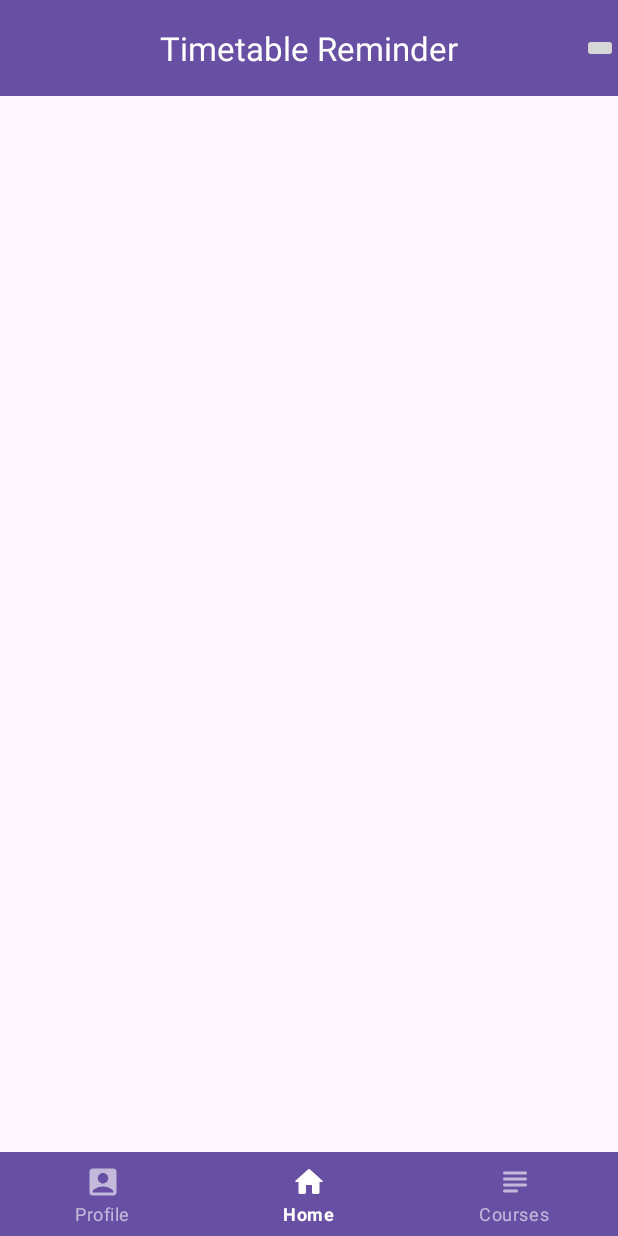
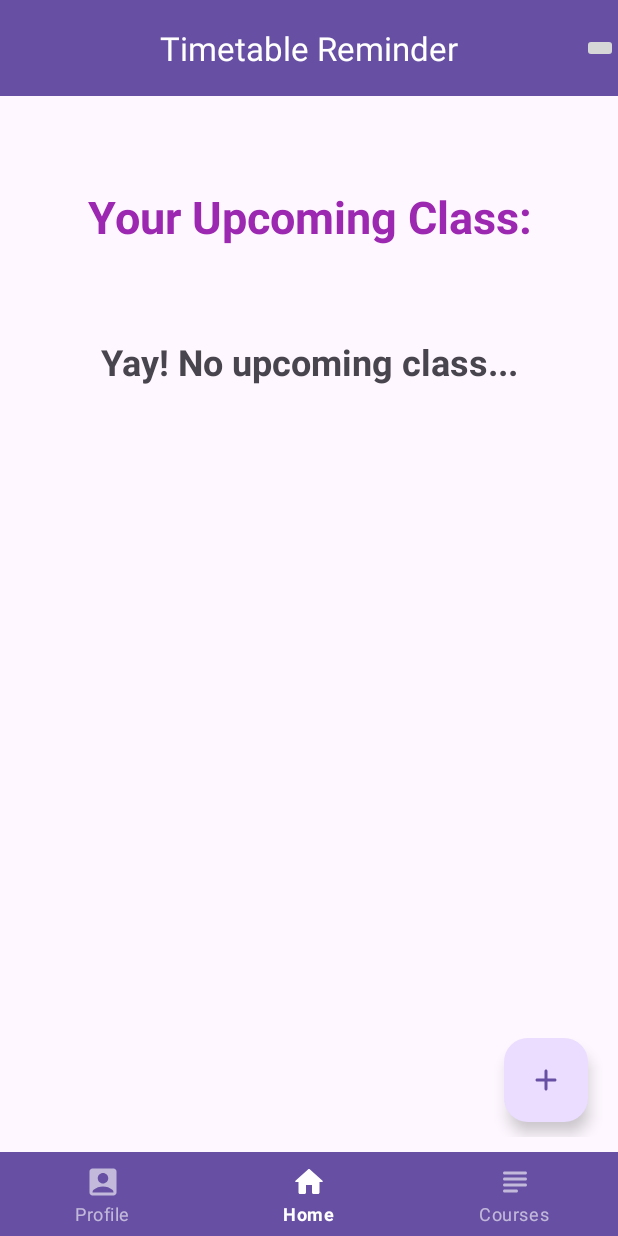
Before and after one commit to Atachiz02Softwares/TimetableReminder, an Android app: the MainActivity screen opened directly, with no data from a screen before it, on a phone screen of 412 x 824 dp. Run offline under Robolectric (Android 15) with nearby library versions, the phone set to English and light mode, and no system bars.

Commit message:
second rollout

```diff
--- a/app/src/main/java/morpheus/softwares/timetablereminder/activities/MainActivity.java
+++ b/app/src/main/java/morpheus/softwares/timetablereminder/activities/MainActivity.java
@@ -4,10 +4,7 @@ import android.os.Bundle;
 import android.view.Menu;
 import android.view.MenuInflater;
 import android.view.MenuItem;
-import android.widget.Button;
 import android.widget.ImageButton;
-import android.widget.ImageView;
-import android.widget.TextView;
 
 import androidx.appcompat.app.AlertDialog;
 import androidx.appcompat.app.AppCompatActivity;
@@ -17,8 +14,6 @@ import androidx.fragment.app.Fragment;
 import com.google.android.material.appbar.MaterialToolbar;
 import com.google.android.material.bottomnavigation.BottomNavigationView;
 import com.google.android.material.dialog.MaterialAlertDialogBuilder;
-
-import org.w3c.dom.Text;
 
 import morpheus.softwares.timetablereminder.R;
 import morpheus.softwares.timetablereminder.fragments.Courses;
@@ -43,6 +38,8 @@ public class MainActivity extends AppCompatActivity {
         toolbar = findViewById(R.id.toolbar);
         bottomNavigationView = findViewById(R.id.bottom_navigation);
         database = new Database(this);
+
+        setFragment(new Home());
 
         setSupportActionBar(toolbar);
         bottomNavigationView.setSelectedItemId(R.id.navigation_home);   // Set the default selected item (optional)
--- a/app/src/main/java/morpheus/softwares/timetablereminder/fragments/Home.java
+++ b/app/src/main/java/morpheus/softwares/timetablereminder/fragments/Home.java
@@ -80,7 +80,7 @@ public class Home extends Fragment {
             course_date.setText(nextScheduledCourse.getDate());
             course_time.setText(nextScheduledCourse.getTime());
         } else {
-            course_code.setText("Yay! No upcoming class...");
+            course_code.setText(R.string.yay);
             course_title.setText("");
             course_date.setText("");
             course_time.setText("");
--- a/app/src/main/java/morpheus/softwares/timetablereminder/models/AlarmReceiver.java
+++ b/app/src/main/java/morpheus/softwares/timetablereminder/models/AlarmReceiver.java
@@ -35,7 +35,7 @@ public class AlarmReceiver extends BroadcastReceiver {
         PendingIntent pendingIntent = PendingIntent.getActivity(context, 0, notificationIntent, PendingIntent.FLAG_IMMUTABLE);
 
         NotificationCompat.Builder builder = new NotificationCompat.Builder(context, CHANNEL_ID)
-                .setContentTitle("Class Reminder")
+                .setContentTitle(courseCode)
                 .setContentText(courseCode + " is starting soon!")
                 .setSmallIcon(R.mipmap.ic_launcher_foreground) // Replace with your app's icon
                 .setContentIntent(pendingIntent)
--- a/app/src/main/res/values/strings.xml
+++ b/app/src/main/res/values/strings.xml
@@ -20,4 +20,5 @@
     <string name="add_profile">Add Profile</string>
     <string name="online">online</string>
     <string name="offline">offline</string>
+    <string name="yay">Yay! No upcoming class...</string>
 </resources>
```
